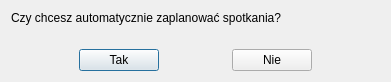
Qt form ui/planmatchesdialog.ui (Arquanite/ProjektPO) before a commit.
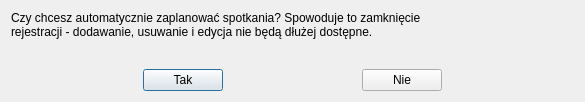
The same form after that commit.

Commit message: Działa edycja sędziów + 1 refaktor

The edit to the form file:
```diff
--- a/ui/planmatchesdialog.ui
+++ b/ui/planmatchesdialog.ui
@@ -6,8 +6,8 @@
    <rect>
     <x>0</x>
     <y>0</y>
-    <width>391</width>
-    <height>82</height>
+    <width>585</width>
+    <height>102</height>
    </rect>
   </property>
   <property name="windowTitle">
@@ -17,7 +17,8 @@
    <item>
     <widget class="QLabel" name="label">
      <property name="text">
-      <string>Czy chcesz automatycznie zaplanować spotkania?</string>
+      <string>Czy chcesz automatycznie zaplanować spotkania? Spowoduje to zamknięcie 
+rejestracji - dodawanie, usuwanie i edycja nie będą dłużej dostępne.</string>
      </property>
     </widget>
    </item>
```
Left out of the diff: 2 changed lines with no effect on the pictures. The commit also changes 25 other files.
